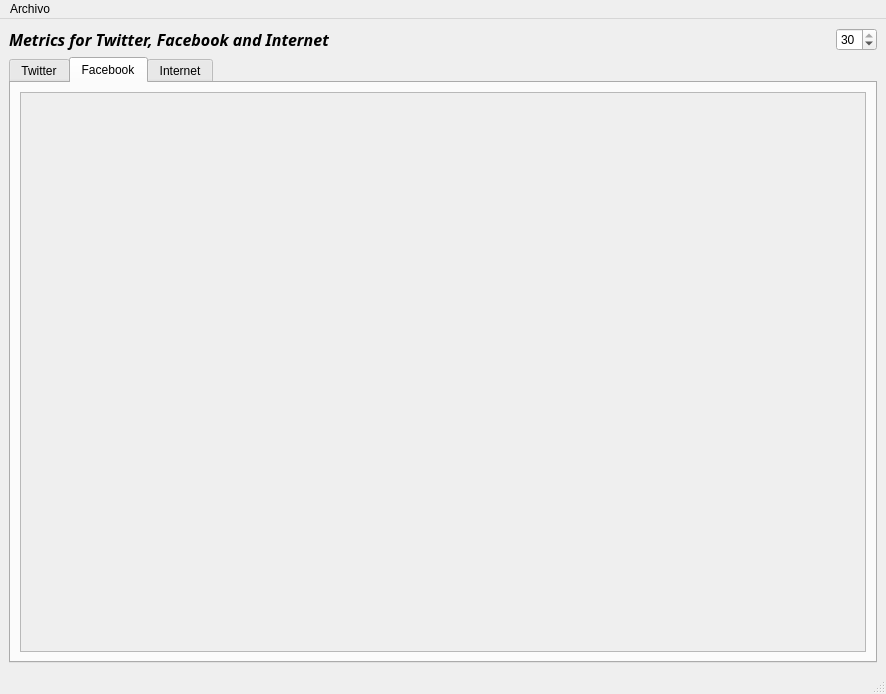
First picture: the form in mainwindow.ui, repository DzThor/website-analytics-app, before the edit.
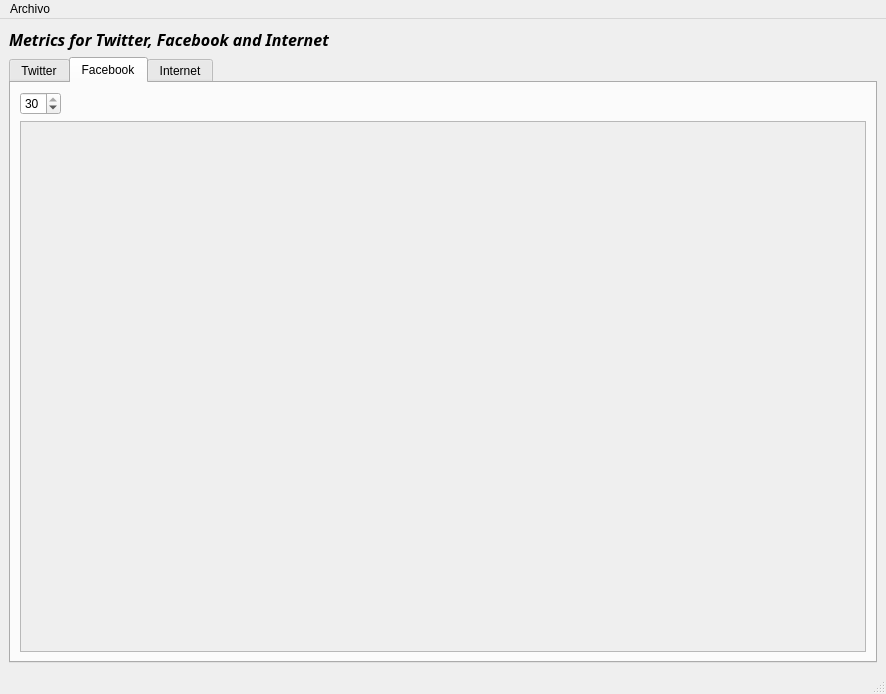
Second picture: the form after the edit. The open tabs and pages were chosen to show the change.

```diff
--- a/mainwindow.ui
+++ b/mainwindow.ui
@@ -64,16 +64,6 @@
         </property>
        </spacer>
       </item>
-      <item>
-       <widget class="QSpinBox" name="spinBox">
-        <property name="maximum">
-         <number>30</number>
-        </property>
-        <property name="value">
-         <number>30</number>
-        </property>
-       </widget>
-      </item>
      </layout>
     </item>
     <item>
@@ -158,6 +148,22 @@
         <string>Facebook</string>
        </attribute>
        <layout class="QVBoxLayout" name="verticalLayout_5">
+        <item>
+         <widget class="QSpinBox" name="spinBoxFacebook">
+          <property name="sizePolicy">
+           <sizepolicy hsizetype="Fixed" vsizetype="Fixed">
+            <horstretch>0</horstretch>
+            <verstretch>0</verstretch>
+           </sizepolicy>
+          </property>
+          <property name="maximum">
+           <number>30</number>
+          </property>
+          <property name="value">
+           <number>30</number>
+          </property>
+         </widget>
+        </item>
         <item>
          <widget class="QScrollArea" name="scrollArea">
           <property name="widgetResizable">
@@ -168,8 +174,8 @@
             <rect>
              <x>0</x>
              <y>0</y>
-             <width>98</width>
-             <height>28</height>
+             <width>834</width>
+             <height>502</height>
             </rect>
            </property>
            <property name="sizePolicy">
```
Left out of the diff: 38 changed lines with no effect on the pictures.
